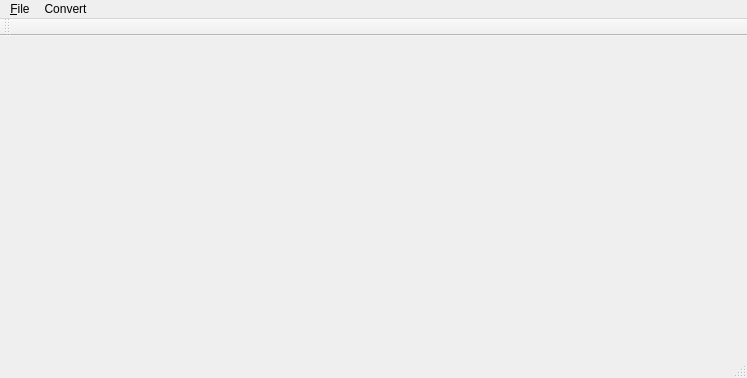
Qt form ui/mainwindow.ui (qwinff/qwinff) before a commit.
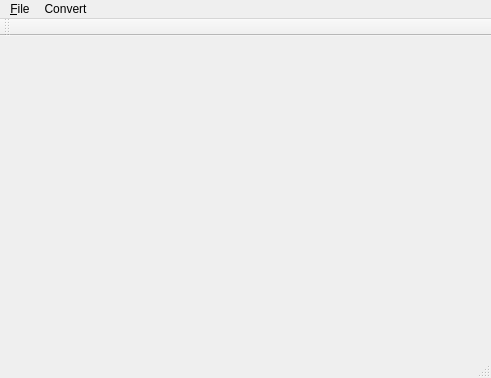
The same form after that commit.

The edit to the form file:
```diff
--- a/ui/mainwindow.ui
+++ b/ui/mainwindow.ui
@@ -6,7 +6,7 @@
    <rect>
     <x>0</x>
     <y>0</y>
-    <width>747</width>
+    <width>491</width>
     <height>378</height>
    </rect>
   </property>
@@ -21,7 +21,7 @@
     <rect>
      <x>0</x>
      <y>0</y>
-     <width>747</width>
+     <width>491</width>
      <height>23</height>
     </rect>
    </property>
```
Left out of the diff: 2 changed lines with no effect on the pictures.
